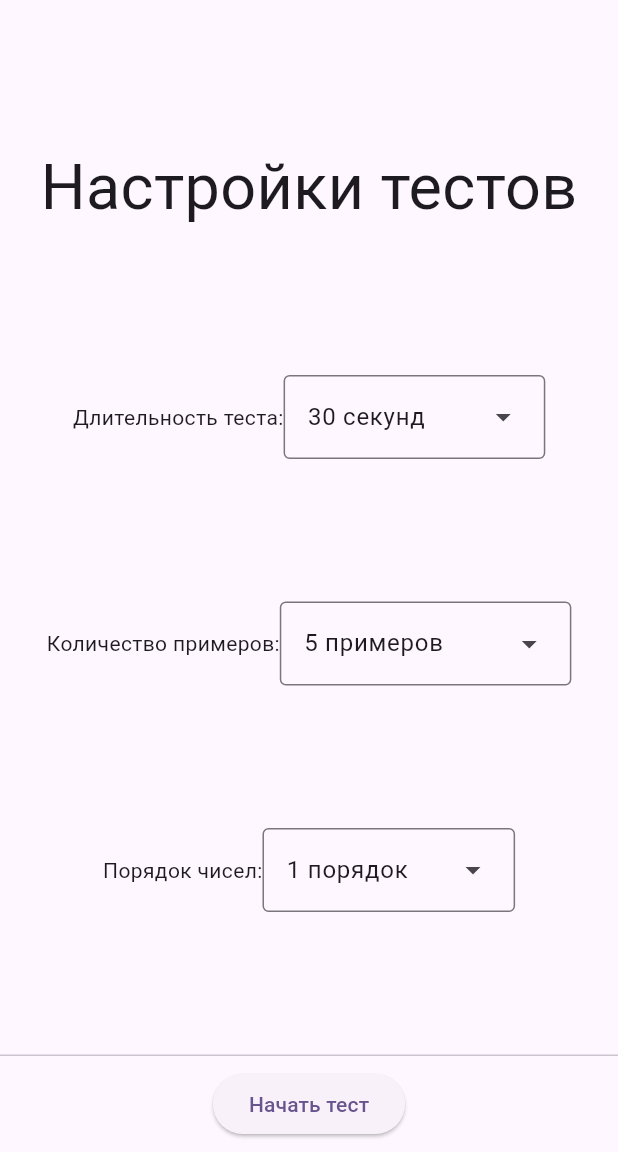
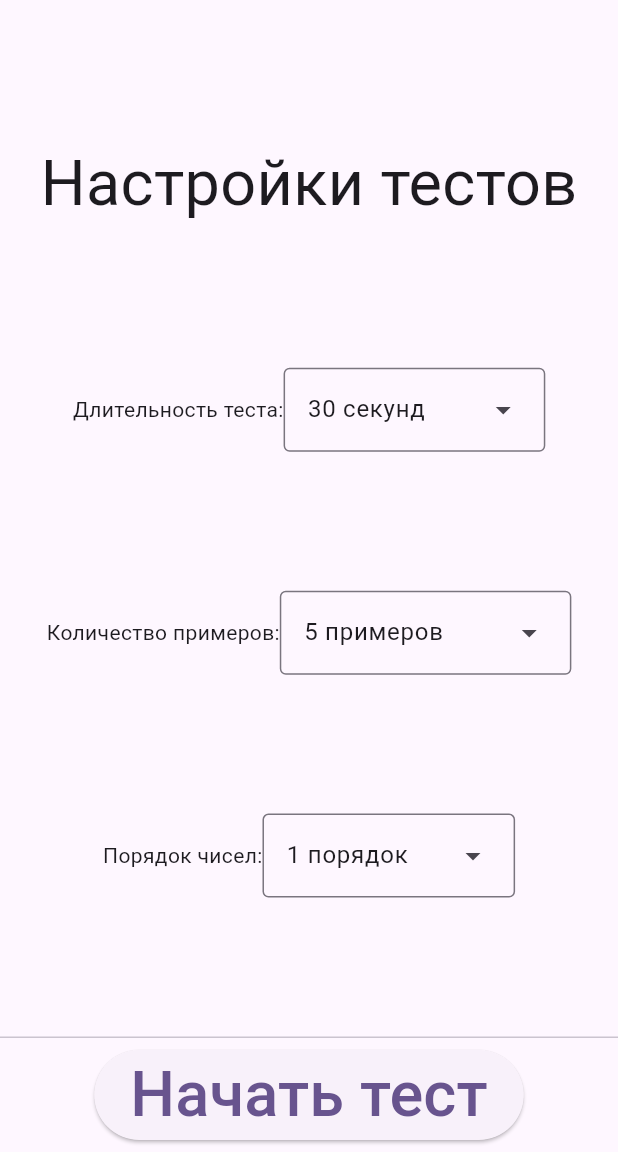
Before and after one commit to Voodstr/SchoolMathTest, a Flutter app: the screen it shows after launch, on a phone screen of 412 x 824 dp, the part 84-1236 px from its top. Run offline on Flutter 3.47's test engine with Material 2 defaults, Android fonts, the light colour scheme and no system bars.

Commit message:
Улучшен дизайн

```diff
--- a/lib/main.dart
+++ b/lib/main.dart
@@ -74,7 +74,7 @@ class _MyHomePageState extends State<MyHomePage> {
             setup
                 ? ElevatedButton(
                     onPressed: () => {_saveSettings()},
-                    child: const Text("Начать тест"))
+                    child: const Text("Начать тест",textScaleFactor: 3.0,))
                 : const Text("")
           ],
         )
```
